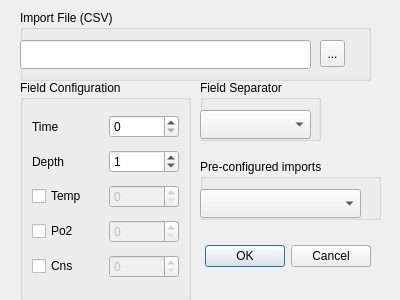
First picture: the form in qt-ui/csvimportdialog.ui, repository subsurface/subsurface, before the edit.
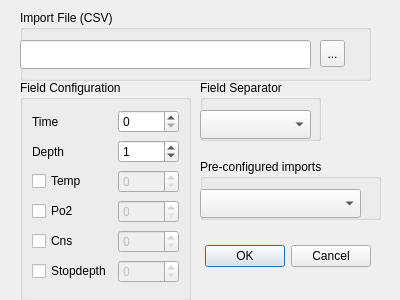
Second picture: the form after the edit.

Commit message: Add optional support for stopdepth import from csv

The edit to the form file:
```diff
--- a/qt-ui/csvimportdialog.ui
+++ b/qt-ui/csvimportdialog.ui
@@ -183,6 +183,23 @@
       </property>
      </widget>
     </item>
+    <item row="5" column="1">
+     <widget class="QSpinBox" name="CSVstopdepth">
+      <property name="enabled">
+       <bool>false</bool>
+      </property>
+      <property name="value">
+       <number>0</number>
+      </property>
+     </widget>
+    </item>
+    <item row="5" column="0">
+     <widget class="QCheckBox" name="stopdepthCheckBox">
+      <property name="text">
+       <string>Stopdepth</string>
+      </property>
+     </widget>
+    </item>
    </layout>
    <zorder>label</zorder>
    <zorder>label_2</zorder>
```
Left out of the diff: 8 changed lines with no effect on the pictures. The commit also changes 5 other files.
